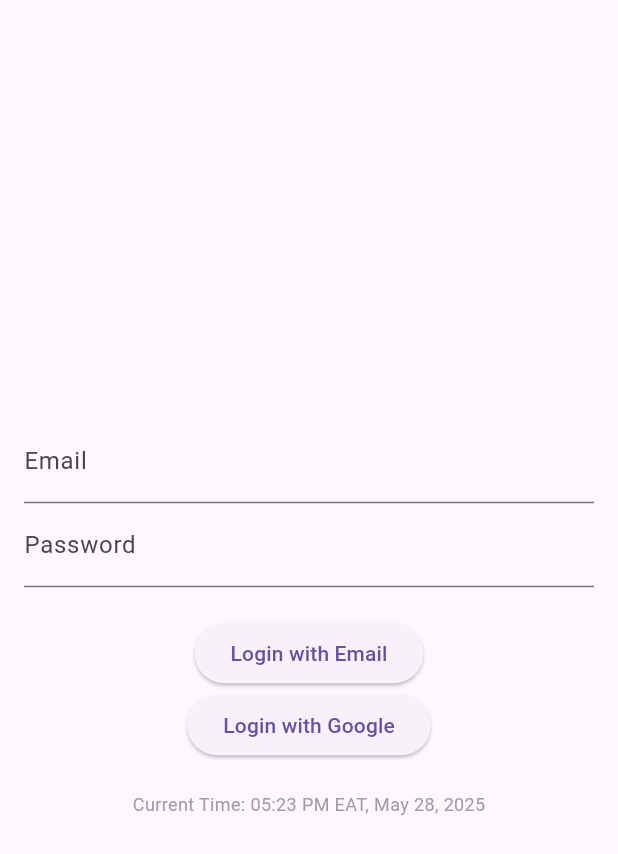
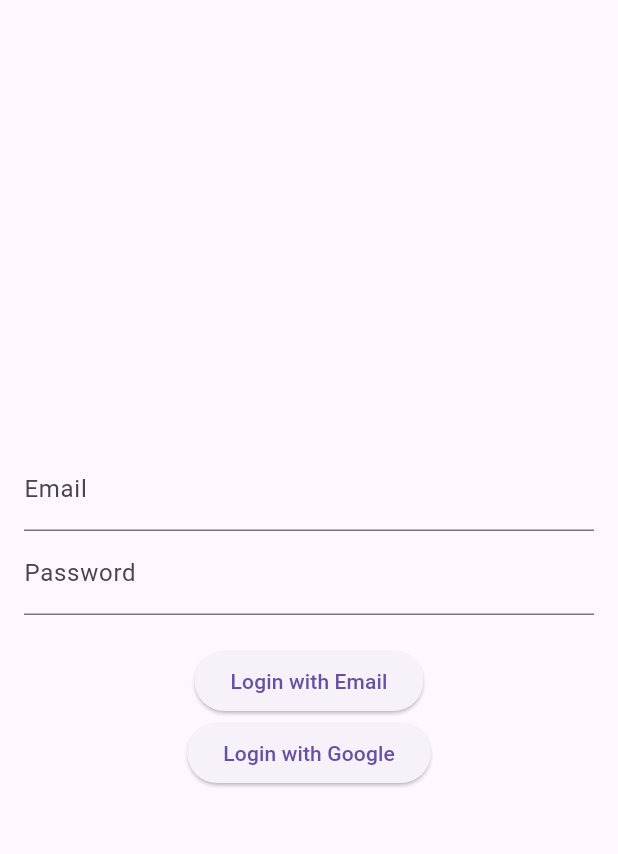
Before and after one commit to afuchat1/AfuChat, a Flutter app: the screen it shows after launch, on a phone screen of 412 x 824 dp. Shown: the top 854 px of the screen. Run offline on Flutter 3.47's test engine with Material 3 defaults, Android fonts, the phone set to English and light mode, and no system bars; our stand-ins replace supabase_flutter; accounts and stored records are empty.

Commit message:
Update main.dart

```diff
--- a/lib/main.dart
+++ b/lib/main.dart
@@ -94,11 +94,6 @@ class LoginScreen extends StatelessWidget {
             ElevatedButton(
               onPressed: () => _signInWithGoogle(context),
               child: Text('Login with Google'),
-            ),
-            SizedBox(height: 20),
-            Text(
-              'Current Time: 05:23 PM EAT, May 28, 2025',
-              style: TextStyle(fontSize: 12, color: Colors.grey),
             ),
           ],
         ),
@@ -221,7 +216,7 @@ class _MessagingScreenState extends State<MessagingScreen> {
       final response = await http.post(
         Uri.parse('https://api-inference.huggingface.co/models/distilbert-base-uncased-finetuned-sst-2-english'),
         headers: {
-          'Authorization': 'Bearer hf_ActualToken123', // Replace with your actual Hugging Face API Key
+          'Authorization': 'Bearer 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',
           'Content-Type': 'application/json',
         },
         body: jsonEncode({'inputs': input}),
```
